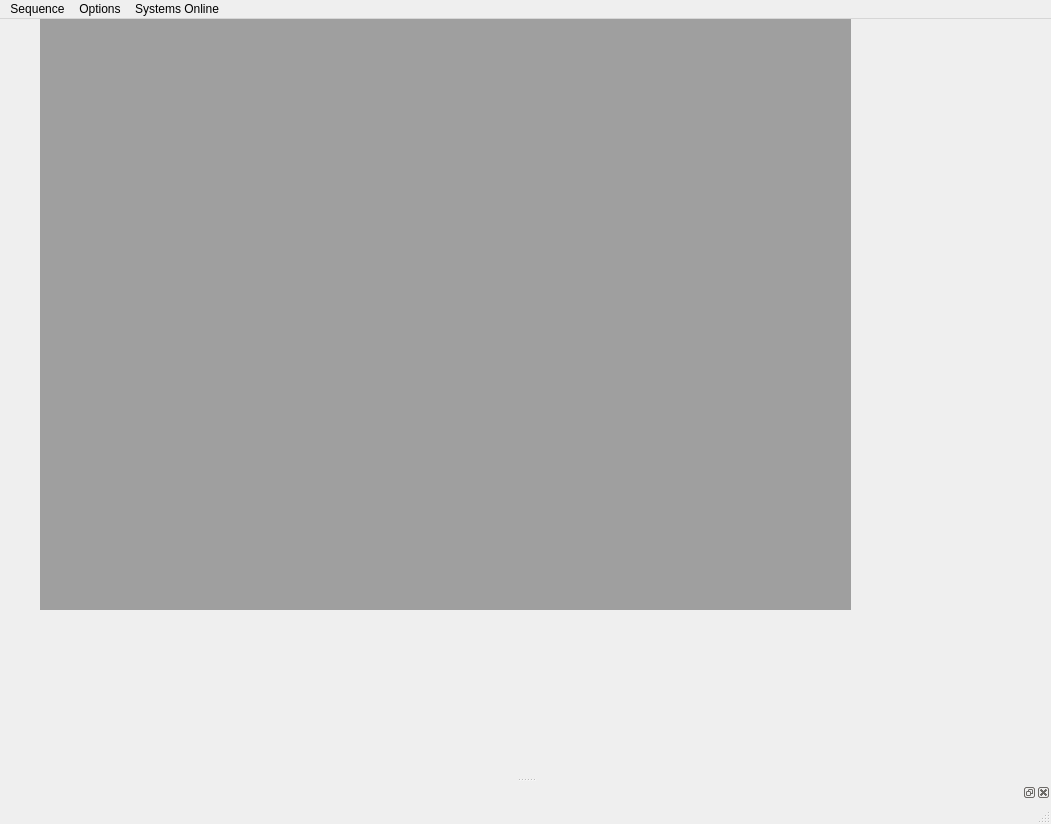
Above: Cryostat GUI.ui from Cryostat-GUI/Cryostat-GUI before the change. Below: the same form after it.
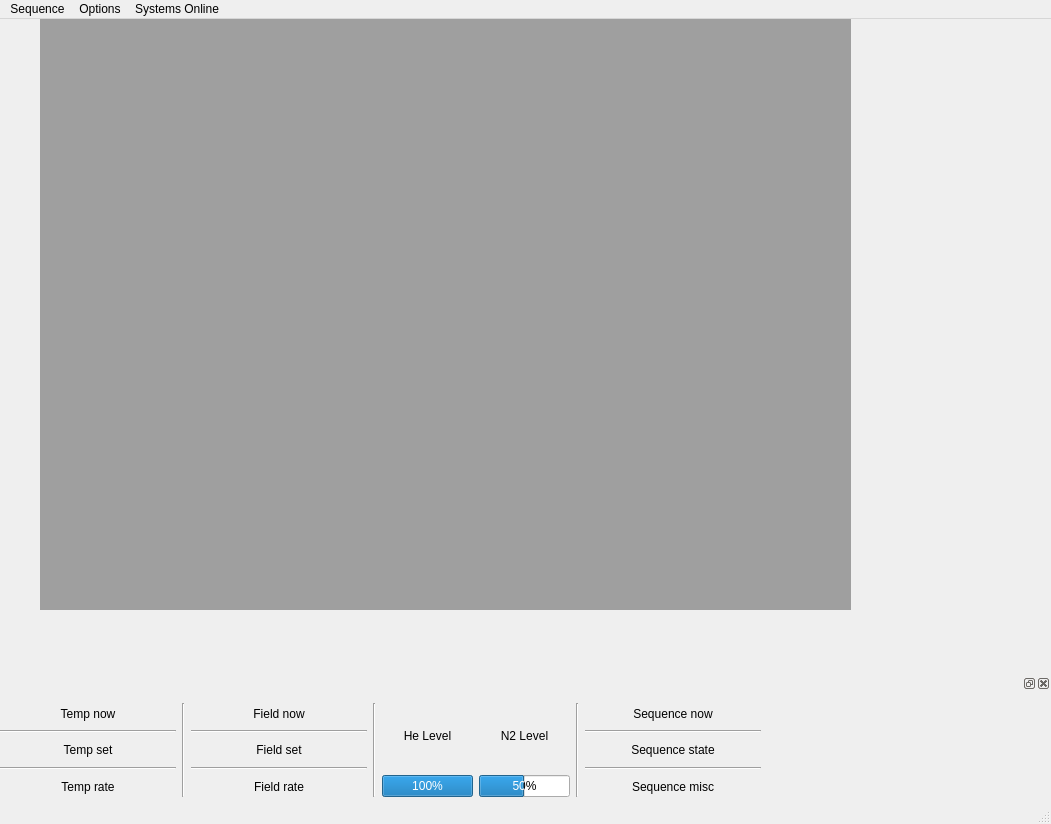
That is the form after the change.

```diff
--- a/Cryostat GUI.ui
+++ b/Cryostat GUI.ui
@@ -91,6 +91,18 @@
   </widget>
   <widget class="QStatusBar" name="statusbar"/>
   <widget class="QDockWidget" name="Main_dock_infobox">
+   <property name="minimumSize">
+    <size>
+     <width>1051</width>
+     <height>128</height>
+    </size>
+   </property>
+   <property name="maximumSize">
+    <size>
+     <width>5000</width>
+     <height>128</height>
+    </size>
+   </property>
    <attribute name="dockWidgetArea">
     <number>8</number>
    </attribute>
@@ -100,14 +112,11 @@
       <rect>
        <x>0</x>
        <y>10</y>
-       <width>1041</width>
+       <width>761</width>
        <height>94</height>
       </rect>
      </property>
      <layout class="QHBoxLayout" name="MainDockInfoboxLayout">
-      <property name="sizeConstraint">
-       <enum>QLayout::SetNoConstraint</enum>
-      </property>
       <item>
        <layout class="QVBoxLayout" name="MainDock_Temps">
         <item>
```
Left out of the diff: 86 changed lines with no effect on the pictures.
